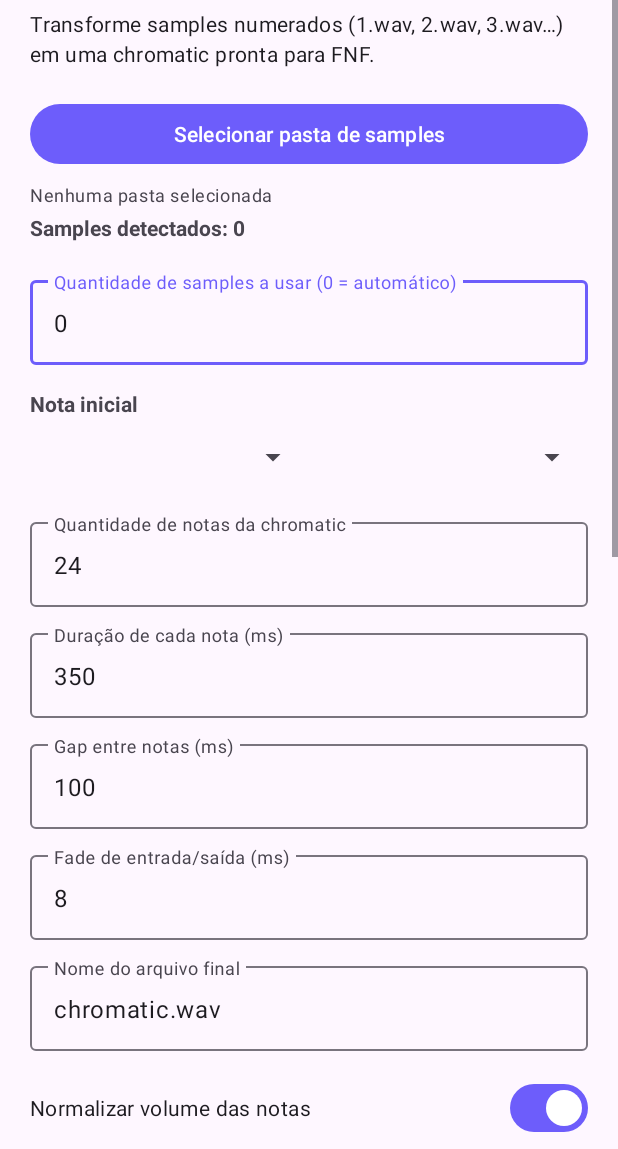
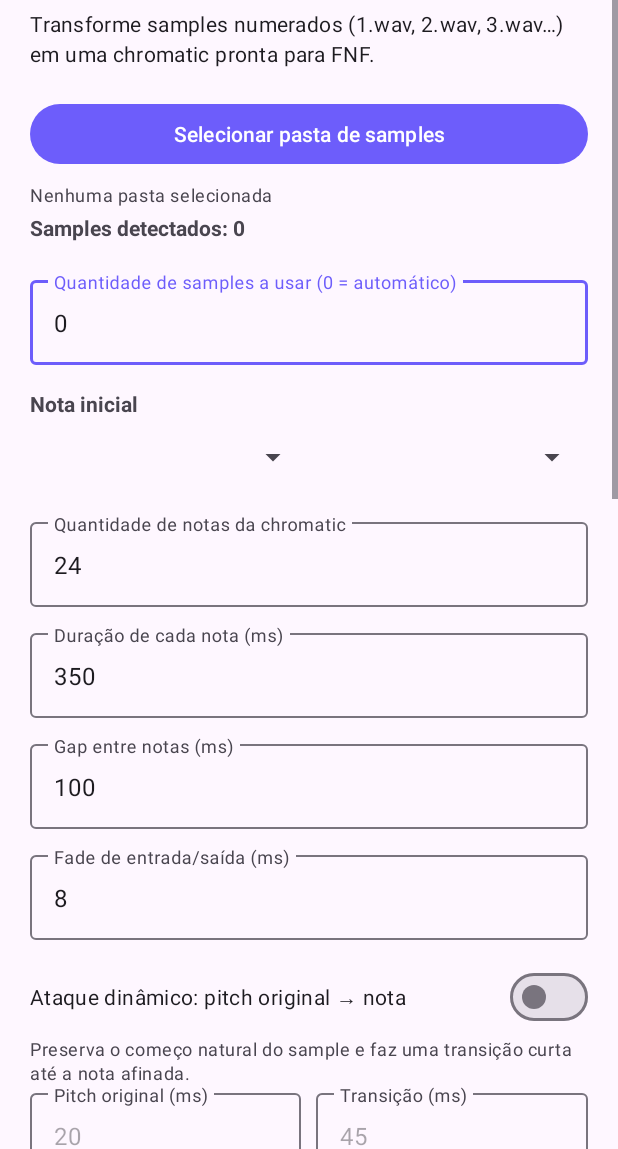
Before and after one commit to Vitkkk/Chromatic-scale-generator-mobile, an Android app: the layout activity_main.xml on its own in the app's theme, with its tools: preview values and no code run, on a phone screen of 412 x 824 dp, the part 87-1236 px from its top. Run offline under Robolectric (Android 15) with nearby library versions, the light colour scheme and no system bars.

Commit message:
Add dynamic chromatic options to the UI

```diff
--- a/app/src/main/res/layout/activity_main.xml
+++ b/app/src/main/res/layout/activity_main.xml
@@ -1,6 +1,5 @@
 <?xml version="1.0" encoding="utf-8"?>
 <ScrollView xmlns:android="http://schemas.android.com/apk/res/android"
-    xmlns:app="http://schemas.android.com/apk/res-auto"
     android:layout_width="match_parent"
     android:layout_height="match_parent"
     android:fillViewport="true">
@@ -142,6 +141,61 @@
                 android:inputType="number"
                 android:text="8" />
         </com.google.android.material.textfield.TextInputLayout>
+
+        <com.google.android.material.materialswitch.MaterialSwitch
+            android:id="@+id/dynamicPitchSwitch"
+            android:layout_width="match_parent"
+            android:layout_height="wrap_content"
+            android:layout_marginTop="14dp"
+            android:checked="false"
+            android:text="Ataque dinâmico: pitch original → nota" />
+
+        <TextView
+            android:layout_width="match_parent"
+            android:layout_height="wrap_content"
+            android:layout_marginTop="2dp"
+            android:text="Preserva o começo natural do sample e faz uma transição curta até a nota afinada."
+            android:textAppearance="@style/TextAppearance.Material3.BodySmall" />
+
+        <LinearLayout
+            android:layout_width="match_parent"
+            android:layout_height="wrap_content"
+            android:orientation="horizontal">
+
+            <com.google.android.material.textfield.TextInputLayout
+                android:layout_width="0dp"
+                android:layout_height="wrap_content"
+                android:layout_weight="1"
+                android:hint="Pitch original (ms)">
+
+                <com.google.android.material.textfield.TextInputEditText
+                    android:id="@+id/dynamicHoldInput"
+                    android:layout_width="match_parent"
+                    android:layout_height="wrap_content"
+                    android:enabled="false"
+                    android:inputType="number"
+                    android:text="20" />
+            </com.google.android.material.textfield.TextInputLayout>
+
+            <Space
+                android:layout_width="10dp"
+                android:layout_height="1dp" />
+
+            <com.google.android.material.textfield.TextInputLayout
+                android:layout_width="0dp"
+                android:layout_height="wrap_content"
+                android:layout_weight="1"
+                android:hint="Transição (ms)">
+
+                <com.google.android.material.textfield.TextInputEditText
+                    android:id="@+id/dynamicGlideInput"
+                    android:layout_width="match_parent"
+                    android:layout_height="wrap_content"
+                    android:enabled="false"
+                    android:inputType="number"
+                    android:text="45" />
+            </com.google.android.material.textfield.TextInputLayout>
+        </LinearLayout>
 
         <com.google.android.material.textfield.TextInputLayout
             android:layout_width="match_parent"
```
